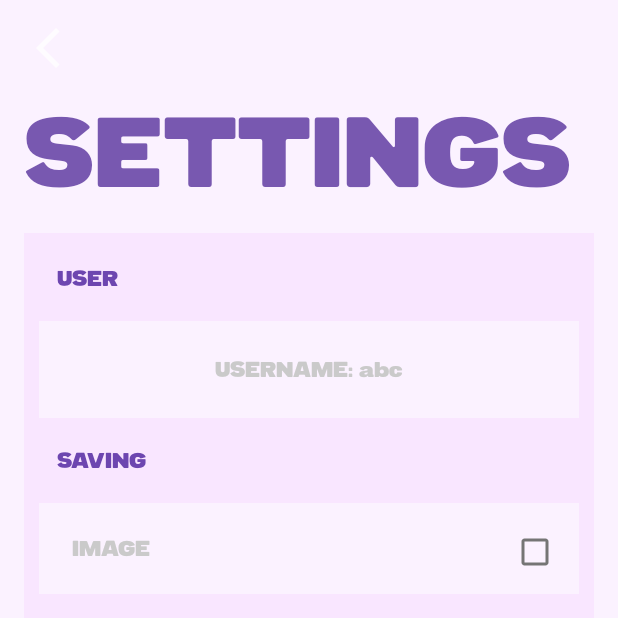
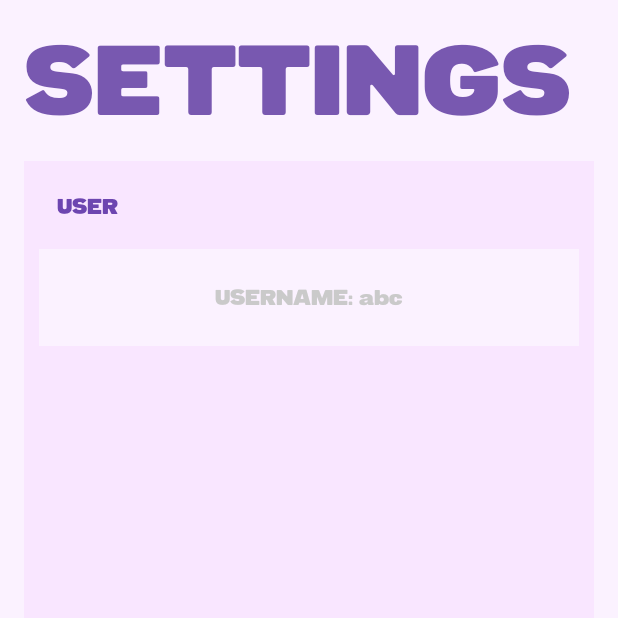
Before and after one commit to nikhilnair31/FORGOR-App, an Android app: the Settings screen opened directly, with no data from a screen before it, on a phone screen of 412 x 824 dp, the top half of it. Run offline under Robolectric (Android 15) with nearby library versions, the phone set to English and light mode, and no system bars; Roboto replaces fonts that are not available here.

```diff
--- a/app/src/main/AndroidManifest.xml
+++ b/app/src/main/AndroidManifest.xml
@@ -1,5 +1,6 @@
 <?xml version="1.0" encoding="utf-8"?>
-<manifest xmlns:android="http://schemas.android.com/apk/res/android">
+<manifest xmlns:tools="http://schemas.android.com/tools"
+    xmlns:android="http://schemas.android.com/apk/res/android">
 
     <uses-permission android:name="android.permission.INTERNET" />
     <uses-permission android:name="android.permission.FOREGROUND_SERVICE" />
@@ -7,7 +8,8 @@
     <uses-permission android:name="android.permission.RECEIVE_BOOT_COMPLETED" />
     <uses-permission android:name="android.permission.SYSTEM_ALERT_WINDOW" />
     <uses-permission android:name="android.permission.POST_NOTIFICATIONS" />
-    <uses-permission android:name="android.permission.READ_MEDIA_IMAGES" />
+    <uses-permission android:name="android.permission.READ_MEDIA_IMAGES"
+        tools:ignore="SelectedPhotoAccess" />
 
     <application
         android:allowBackup="false"
--- a/app/src/main/java/com/sil/buildmode/Settings.kt
+++ b/app/src/main/java/com/sil/buildmode/Settings.kt
@@ -2,21 +2,16 @@ package com.sil.buildmode
 
 import android.content.SharedPreferences
 import android.os.Bundle
-import android.widget.CheckBox
-import android.widget.ImageButton
 import android.widget.TextView
 import androidx.appcompat.app.AppCompatActivity
-import androidx.core.content.edit
 
 class Settings : AppCompatActivity() {
     // region Vars
+    private val PREFS_GENERAL = "com.sil.buildmode.generalSharedPrefs"
+
     private lateinit var generalSharedPreferences: SharedPreferences
 
-    private lateinit var backButton: ImageButton
-
     private lateinit var usernameText: TextView
-
-    private lateinit var imageSaveCheckbox: CheckBox
     // endregion
 
     // region Common
@@ -24,15 +19,11 @@ class Settings : AppCompatActivity() {
         super.onCreate(savedInstanceState)
         setContentView(R.layout.activity_settings)
 
-        generalSharedPreferences = getSharedPreferences("com.sil.buildmode.generalSharedPrefs", MODE_PRIVATE)
+        generalSharedPreferences = getSharedPreferences(PREFS_GENERAL, MODE_PRIVATE)
 
         usernameText = findViewById(R.id.usernameText)
-        imageSaveCheckbox = findViewById(R.id.imageSaveCheckbox)
-        backButton = findViewById(R.id.buttonBack)
 
         textSetup()
-        checkboxSetup()
-        buttonSetup()
     }
     // endregion
 
@@ -40,18 +31,5 @@ class Settings : AppCompatActivity() {
     private fun textSetup() {
         usernameText.text = generalSharedPreferences.getString("userName", "")
     }
-
-    private fun checkboxSetup() {
-        imageSaveCheckbox.isChecked =  generalSharedPreferences.getString("saveImageFiles", "false").toBoolean()
-        imageSaveCheckbox.setOnCheckedChangeListener { _, isChecked ->
-            generalSharedPreferences.edit { putString("saveImageFiles", isChecked.toString()) }
-        }
-    }
-
-    private fun buttonSetup() {
-        backButton.setOnClickListener {
-            onBackPressed()
-        }
-    }
     // endregion
 }
--- a/app/src/main/java/com/sil/buildmode/Share.kt
+++ b/app/src/main/java/com/sil/buildmode/Share.kt
@@ -59,6 +59,7 @@ class Share : AppCompatActivity() {
             if (realPath == null) {
                 val tempFile = Helpers.copyUriToTempFile(this, it)
                 realPath = tempFile?.absolutePath
+                Log.d(TAG, "handleSendImage | realPath: $realPath")
             }
 
             realPath?.let { path ->
--- a/app/src/main/java/com/sil/others/Helpers.kt
+++ b/app/src/main/java/com/sil/others/Helpers.kt
@@ -61,13 +61,13 @@ class Helpers {
         // endregion
 
         // region Image Related
-        fun uploadImageFileToServer(context: Context, imageFile: File?, saveFile: String?, preprocessFile: String?) {
+        fun uploadImageFileToServer(context: Context, imageFile: File?) {
             Log.i("Helpers", "Uploading Image to Server...")
 
             try {
                 imageFile?.let {
                     // Verify the file's readability and size
-                    if (!it.exists() || !it.canRead() || it.length() <= 0) {
+                    if (!imageFile.exists() || !imageFile.canRead() || imageFile.length() <= 0) {
                         Log.e(TAG, "Image file does not exist, is unreadable or empty")
                         return
                     }
@@ -120,33 +120,24 @@ class Helpers {
         }
 
         fun uploadImageFile(context: Context, imageFile: File) {
-            // Get the shared preferences for metadata values
-            val sharedPrefs = context.getSharedPreferences(PREFS_GENERAL, MODE_PRIVATE)
-            val saveImage = sharedPrefs.getString("saveImageFiles", "false")
-            val preprocessImage = sharedPrefs.getString("preprocessImage", "false")
-
             CoroutineScope(Dispatchers.IO).launch {
                 // Start upload process
                 scheduleImageUploadWork(
                     context,
                     "image",
-                    imageFile,
-                    saveImage,
-                    preprocessImage
+                    imageFile
                 )
             }
         }
 
-        fun scheduleImageUploadWork(context: Context, uploadType: String, file: File?, saveFile: String?, preprocessFile: String?) {
+        fun scheduleImageUploadWork(context: Context, uploadType: String, file: File?) {
             val constraints = Constraints.Builder()
                 .setRequiredNetworkType(NetworkType.CONNECTED)
                 .build()
 
             val inputData = workDataOf(
                 "uploadType" to uploadType,
-                "filePath" to file?.absolutePath,
-                "fileSave" to saveFile,
-                "filePreprocess" to preprocessFile
+                "filePath" to file?.absolutePath
             )
 
             val uploadWorkRequest = OneTimeWorkRequestBuilder<UploadWorker>()
--- a/app/src/main/java/com/sil/workers/UploadWorker.kt
+++ b/app/src/main/java/com/sil/workers/UploadWorker.kt
@@ -15,16 +15,13 @@ class UploadWorker(context: Context, workerParams: WorkerParameters) : Worker(co
 
         if (uploadType == "image") {
             val filePath = inputData.getString("filePath")
-            val fileSave = inputData.getString("fileSave")
-            val filePreprocess = inputData.getString("filePreprocess")
+            Log.i("UploadWorker", "doWork | filePath: $filePath")
 
             if (!filePath.isNullOrEmpty()) {
                 val file = File(filePath)
                 Helpers.uploadImageFileToServer(
                     applicationContext,
-                    file,
-                    fileSave,
-                    filePreprocess
+                    file
                 )
             }
 
--- a/app/src/main/res/layout/activity_settings.xml
+++ b/app/src/main/res/layout/activity_settings.xml
@@ -6,29 +6,13 @@
     android:layout_height="match_parent"
     tools:context=".Settings">
 
-    <ImageButton
-        android:id="@+id/buttonBack"
-
-        android:layout_width="32dp"
-        android:layout_height="32dp"
-
-        android:layout_marginStart="16dp"
-        android:layout_marginTop="16dp"
-        android:background="@drawable/baseline_arrow_back_ios_new_24"
-
-        android:contentDescription="@string/nextButton"
-        app:iconSize="32dp"
-        app:iconTint="@color/accent_0"
-        app:layout_constraintStart_toStartOf="parent"
-        app:layout_constraintTop_toTopOf="parent" />
-
     <TextView
         android:id="@+id/textView"
         android:layout_width="0dp"
         android:layout_height="wrap_content"
 
         android:layout_marginStart="16dp"
-        android:layout_marginTop="64dp"
+        android:layout_marginTop="16dp"
         android:layout_marginEnd="16dp"
         android:fontFamily="@font/venus_cormier"
         android:gravity="start|center_vertical"
@@ -100,67 +84,7 @@
             app:layout_constraintTop_toBottomOf="@id/usernameTextView" />
 
         <!-- Saving Related -->
-        <TextView
-            android:id="@+id/audioSavingTextView"
-            android:layout_width="match_parent"
-            android:layout_height="wrap_content"
 
-            android:layout_marginTop="8dp"
-            android:fontFamily="@font/venus_cormier"
-
-            android:gravity="start"
-            android:padding="12dp"
-            android:text="@string/setupSavingText"
-            android:textColor="@color/accent_1"
-            android:textSize="14sp"
-
-            app:layout_constraintEnd_toEndOf="parent"
-            app:layout_constraintStart_toStartOf="parent"
-            app:layout_constraintTop_toBottomOf="@+id/usernameText" />
-
-        <androidx.constraintlayout.widget.ConstraintLayout
-            android:id="@+id/audioSaveLayout"
-            android:layout_width="match_parent"
-            android:layout_height="wrap_content"
-
-            android:layout_marginTop="8dp"
-
-            android:background="@drawable/message_background"
-
-            app:layout_constraintEnd_toEndOf="parent"
-            app:layout_constraintStart_toStartOf="parent"
-            app:layout_constraintTop_toBottomOf="@+id/audioSavingTextView">
-
-            <TextView
-                android:id="@+id/textView3"
-                android:layout_width="wrap_content"
-                android:layout_height="wrap_content"
-
-                android:fontFamily="@font/venus_cormier"
-
-                android:gravity="start|center_vertical"
-                android:padding="12dp"
-                android:text="@string/setupImageSavingText"
-                android:textColor="#CACACA"
-                android:textSize="14sp"
-                app:layout_constraintStart_toStartOf="parent"
-                app:layout_constraintTop_toTopOf="parent" />
-
-            <CheckBox
-                android:id="@+id/imageSaveCheckbox"
-                android:layout_width="36dp"
-                android:layout_height="36dp"
-
-                android:layout_marginEnd="1dp"
-
-                android:checked="false"
-                android:text=""
-                android:textColor="@color/accent_0"
-                android:textSize="18sp"
-                app:layout_constraintBottom_toBottomOf="parent"
-                app:layout_constraintEnd_toEndOf="parent" />
-
-        </androidx.constraintlayout.widget.ConstraintLayout>
     </LinearLayout>
 
 </androidx.constraintlayout.widget.ConstraintLayout>
```
